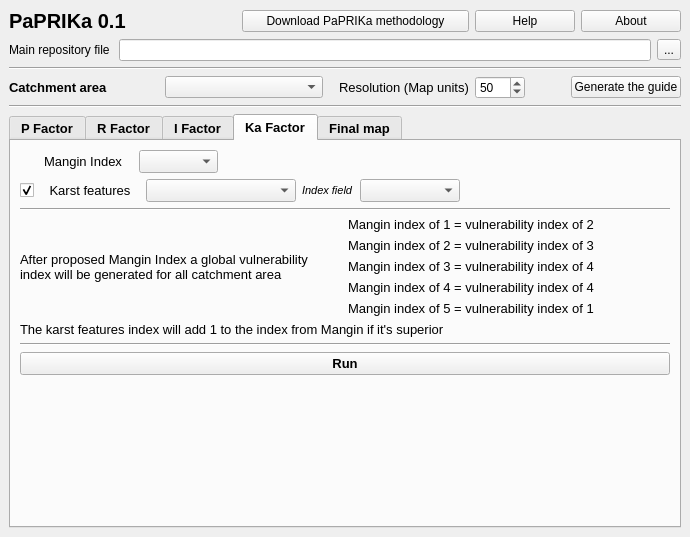
This is paprika_dockwidget_base.ui in Paprika-plugins/PaPRIKa as Qt 5 draws it before an edit. The edited form follows.
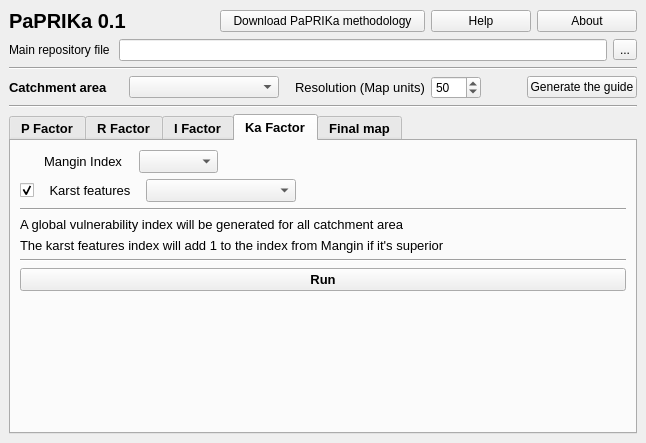
This is the edited form. The open tabs and pages were chosen to show the change. Custom widgets are drawn as their Qt base class.

Commit message: Amélioration et gestion du script Ka (suite issue #5)

What changed in the file:
```diff
--- a/paprika_dockwidget_base.ui
+++ b/paprika_dockwidget_base.ui
@@ -6,8 +6,8 @@
    <rect>
     <x>0</x>
     <y>0</y>
-    <width>690</width>
-    <height>537</height>
+    <width>646</width>
+    <height>443</height>
    </rect>
   </property>
   <property name="windowTitle">
@@ -1565,31 +1565,6 @@
               </property>
              </widget>
             </item>
-            <item>
-             <widget class="QLabel" name="label_index_KARST_FEATURES">
-              <property name="font">
-               <font>
-                <pointsize>8</pointsize>
-                <weight>50</weight>
-                <italic>true</italic>
-                <bold>false</bold>
-               </font>
-              </property>
-              <property name="text">
-               <string>Index field</string>
-              </property>
-             </widget>
-            </item>
-            <item>
-             <widget class="QgsFieldComboBox" name="mFieldComboBox_KARST_FEATURES">
-              <property name="minimumSize">
-               <size>
-                <width>100</width>
-                <height>0</height>
-               </size>
-              </property>
-             </widget>
-            </item>
             <item>
              <spacer name="horizontalSpacer_3">
               <property name="orientation">
@@ -1613,97 +1588,20 @@
            </widget>
           </item>
           <item>
-           <layout class="QHBoxLayout" name="horizontalLayout_9">
-            <item>
-             <layout class="QHBoxLayout" name="horizontalLayout_15">
-              <item>
-               <widget class="QLabel" name="label_15">
-                <property name="font">
-                 <font>
-                  <weight>50</weight>
-                  <bold>false</bold>
-                 </font>
-                </property>
-                <property name="text">
-                 <string>After proposed Mangin Index a global vulnerability index will be generated for all catchment area</string>
-                </property>
-                <property name="wordWrap">
-                 <bool>true</bool>
-                </property>
-               </widget>
-              </item>
-              <item>
-               <layout class="QVBoxLayout" name="verticalLayout_15">
-                <item>
-                 <widget class="QLabel" name="label_16">
-                  <property name="font">
-                   <font>
-                    <weight>50</weight>
-                    <bold>false</bold>
-                   </font>
-                  </property>
-                  <property name="text">
-                   <string>Mangin index of 1 = vulnerability index of 2</string>
-                  </property>
-                 </widget>
-                </item>
-                <item>
-                 <widget class="QLabel" name="label_17">
-                  <property name="font">
-                   <font>
-                    <weight>50</weight>
-                    <bold>false</bold>
-                   </font>
-                  </property>
-                  <property name="text">
-                   <string>Mangin index of 2 = vulnerability index of 3</string>
-                  </property>
-                 </widget>
-                </item>
-                <item>
-                 <widget class="QLabel" name="label_18">
-                  <property name="font">
-                   <font>
-                    <weight>50</weight>
-                    <bold>false</bold>
-                   </font>
-                  </property>
-                  <property name="text">
-                   <string>Mangin index of 3 = vulnerability index of 4</string>
-                  </property>
-                 </widget>
-                </item>
-                <item>
-                 <widget class="QLabel" name="label_19">
-                  <property name="font">
-                   <font>
-                    <weight>50</weight>
-                    <bold>false</bold>
-                   </font>
-                  </property>
-                  <property name="text">
-                   <string>Mangin index of 4 = vulnerability index of 4</string>
-                  </property>
-                 </widget>
-                </item>
-                <item>
-                 <widget class="QLabel" name="label_20">
-                  <property name="font">
-                   <font>
-                    <weight>50</weight>
-                    <bold>false</bold>
-                   </font>
-                  </property>
-                  <property name="text">
-                   <string>Mangin index of 5 = vulnerability index of 1</string>
-                  </property>
-                 </widget>
-                </item>
-               </layout>
-              </item>
-             </layout>
-            </item>
-           </layout>
+           <widget class="QLabel" name="label_15">
+            <property name="font">
+             <font>
+              <weight>50</weight>
+              <bold>false</bold>
+             </font>
+            </property>
+            <property name="text">
+             <string>A global vulnerability index will be generated for all catchment area</string>
+            </property>
+            <property name="wordWrap">
+             <bool>true</bool>
+            </property>
+           </widget>
           </item>
           <item>
            <widget class="QLabel" name="label_21">
```
Left out of the diff: 2 changed lines with no effect on the pictures. The commit also changes 2 other files.
